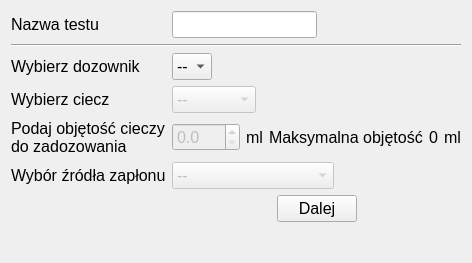
Old version of the form app/nowytest_1.ui in the repository wiacekmarcin/StanowiskoChemiczne.
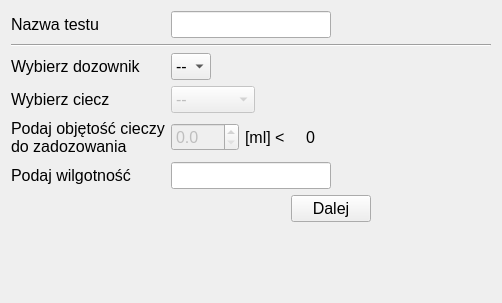
New version of the form. Custom widgets are drawn as their Qt base class.

The edit to the form file:
```diff
--- a/app/nowytest_1.ui
+++ b/app/nowytest_1.ui
@@ -6,8 +6,8 @@
    <rect>
     <x>0</x>
     <y>0</y>
-    <width>396</width>
-    <height>263</height>
+    <width>502</width>
+    <height>303</height>
    </rect>
   </property>
   <property name="font">
@@ -200,27 +200,14 @@
      <item>
       <widget class="QLabel" name="lunit">
        <property name="text">
-        <string>ml</string>
+        <string>[ml] &lt;</string>
        </property>
       </widget>
      </item>
-     <item>
-      <spacer name="horizontalSpacer">
-       <property name="orientation">
-        <enum>Qt::Horizontal</enum>
-       </property>
-       <property name="sizeHint" stdset="0">
-        <size>
-         <width>40</width>
-         <height>20</height>
-        </size>
-       </property>
-      </spacer>
-     </item>
      <item>
       <widget class="QLabel" name="lMaxvalue">
        <property name="text">
-        <string>Maksymalna objętość</string>
+        <string/>
        </property>
       </widget>
      </item>
@@ -232,49 +219,31 @@
       </widget>
      </item>
      <item>
-      <widget class="QLabel" name="lunit2">
-       <property name="text">
-        <string>ml</string>
+      <spacer name="horizontalSpacer">
+       <property name="orientation">
+        <enum>Qt::Horizontal</enum>
        </property>
-      </widget>
+       <property name="sizeHint" stdset="0">
+        <size>
+         <width>40</width>
+         <height>20</height>
+        </size>
+       </property>
+      </spacer>
      </item>
     </layout>
    </item>
    <item row="11" column="0">
     <widget class="QLabel" name="lzaplon">
      <property name="text">
-      <string>Wybór źródła zapłonu</string>
+      <string>Podaj wilgotność</string>
      </property>
     </widget>
    </item>
    <item row="11" column="1">
     <layout class="QHBoxLayout" name="horizontalLayout_3">
      <item>
-      <widget class="QComboBox" name="cbZaplon">
-       <property name="enabled">
-        <bool>false</bool>
-       </property>
-       <item>
-        <property name="text">
-         <string>--</string>
-        </property>
-       </item>
-       <item>
-        <property name="text">
-         <string>Iskra elektryczna</string>
-        </property>
-       </item>
-       <item>
-        <property name="text">
-         <string>Iskra mechaniczna</string>
-        </property>
-       </item>
-       <item>
-        <property name="text">
-         <string>Płomień</string>
-        </property>
-       </item>
-      </widget>
+      <widget class="QLineEdit" name="lineEdit"/>
      </item>
      <item>
       <spacer name="horizontalSpacer_5">
```
